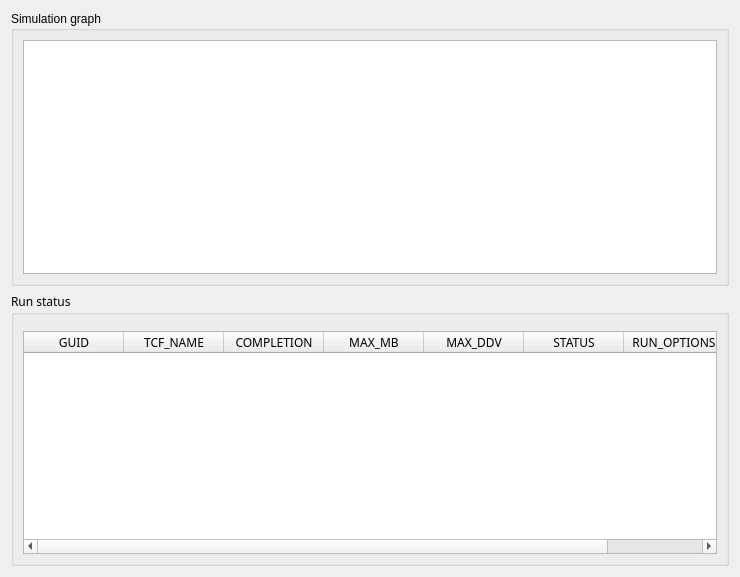
This is src/logit/runsummary/RunSummary_Widget.ui in ErmeviewEnvironmentalLtd/LogIT as Qt 5 draws it before an edit. The edited form follows.
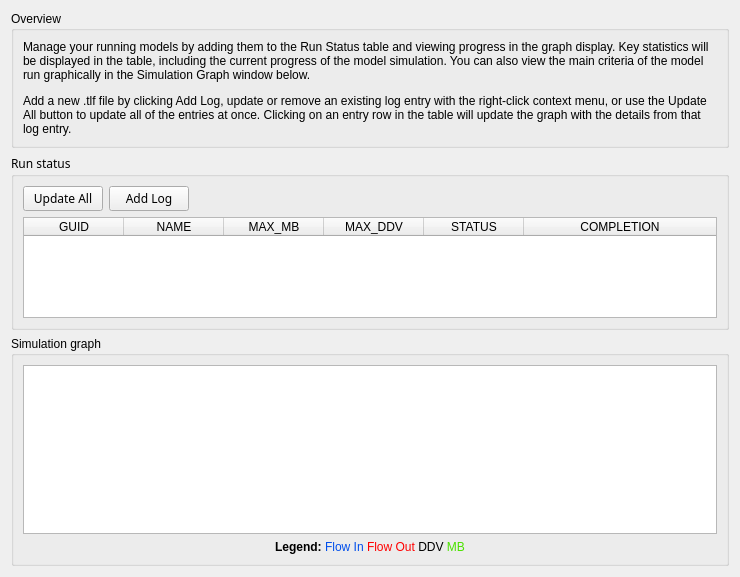
This is the edited form. Custom widgets are drawn as their Qt base class.

Commit message:
Basics of Run Summary tool now built.
Updated gitignore to not include temporary cache data
created by the tool.

Most of the key functionality is now there.

Needs a lot of work on error handling and catching edge cases.
Should probably put some tests together to check for this.

Need to add a menu item to the log to add to the tool. This
will also need an update of the database to add a LOGS entry
to the RUN table.

What changed in the file:
```diff
--- a/src/logit/runsummary/RunSummary_Widget.ui
+++ b/src/logit/runsummary/RunSummary_Widget.ui
@@ -15,19 +15,50 @@
   </property>
   <layout class="QVBoxLayout" name="verticalLayout_2">
    <item>
-    <widget class="QGroupBox" name="simGraphGroup">
+    <widget class="QGroupBox" name="overviewGroup">
+     <property name="minimumSize">
+      <size>
+       <width>0</width>
+       <height>100</height>
+      </size>
+     </property>
+     <property name="font">
+      <font>
+       <family>Arial</family>
+       <pointsize>9</pointsize>
+      </font>
+     </property>
      <property name="title">
-      <string>Simulation graph</string>
+      <string>Overview</string>
      </property>
-     <layout class="QVBoxLayout" name="verticalLayout">
+     <layout class="QVBoxLayout" name="verticalLayout_4">
       <item>
-       <widget class="PlotWidget" name="simGraphGraphics"/>
+       <widget class="QLabel" name="overviewLabel">
+        <property name="text">
+         <string>&lt;html&gt;&lt;head/&gt;&lt;body&gt;&lt;p&gt;Manage your running models by adding them to the Run Status table and viewing progress in the graph display. Key statistics will be displayed in the table, including the current progress of the model simulation. You can also view the main criteria of the model run graphically in the Simulation Graph window below.&lt;/p&gt;&lt;p&gt;Add a new .tlf file by clicking Add Log, update or remove an existing log entry with the right-click context menu, or use the Update All button to update all of the entries at once. Clicking on an entry row in the table will update the graph with the details from that log entry.&lt;/p&gt;&lt;/body&gt;&lt;/html&gt;</string>
+        </property>
+        <property name="wordWrap">
+         <bool>true</bool>
+        </property>
+       </widget>
       </item>
      </layout>
     </widget>
    </item>
    <item>
     <widget class="QGroupBox" name="runStatusGroup">
+     <property name="minimumSize">
+      <size>
+       <width>0</width>
+       <height>150</height>
+      </size>
+     </property>
+     <property name="maximumSize">
+      <size>
+       <width>16777215</width>
+       <height>200</height>
+      </size>
+     </property>
      <property name="font">
       <font>
        <family>Arial 12</family>
@@ -40,48 +71,146 @@
      <property name="title">
       <string>Run status</string>
      </property>
-     <layout class="QGridLayout" name="gridLayout_2">
-      <property name="topMargin">
-       <number>16</number>
-      </property>
-      <item row="0" column="0">
+     <layout class="QVBoxLayout" name="verticalLayout_3">
+      <item>
+       <layout class="QHBoxLayout" name="horizontalLayout">
+        <item>
+         <widget class="QPushButton" name="updateAllStatusButton">
+          <property name="text">
+           <string>Update All</string>
+          </property>
+         </widget>
+        </item>
+        <item>
+         <widget class="QPushButton" name="tlfAddButton">
+          <property name="minimumSize">
+           <size>
+            <width>80</width>
+            <height>0</height>
+           </size>
+          </property>
+          <property name="text">
+           <string>Add Log</string>
+          </property>
+         </widget>
+        </item>
+        <item>
+         <spacer name="horizontalSpacer_2">
+          <property name="orientation">
+           <enum>Qt::Horizontal</enum>
+          </property>
+          <property name="sizeHint" stdset="0">
+           <size>
+            <width>40</width>
+            <height>20</height>
+           </size>
+          </property>
+         </spacer>
+        </item>
+       </layout>
+      </item>
+      <item>
        <widget class="QTableWidget" name="runStatusTable">
+        <property name="minimumSize">
+         <size>
+          <width>0</width>
+          <height>0</height>
+         </size>
+        </property>
+        <attribute name="horizontalHeaderCascadingSectionResizes">
+         <bool>true</bool>
+        </attribute>
+        <attribute name="horizontalHeaderDefaultSectionSize">
+         <number>100</number>
+        </attribute>
+        <attribute name="horizontalHeaderMinimumSectionSize">
+         <number>50</number>
+        </attribute>
         <attribute name="horizontalHeaderStretchLastSection">
          <bool>true</bool>
         </attribute>
+        <attribute name="verticalHeaderDefaultSectionSize">
+         <number>20</number>
+        </attribute>
+        <attribute name="verticalHeaderMinimumSectionSize">
+         <number>20</number>
+        </attribute>
         <column>
          <property name="text">
           <string>GUID</string>
          </property>
-        </column>
-        <column>
-         <property name="text">
-          <string>TCF_NAME</string>
+         <property name="font">
+          <font>
+           <family>Arial</family>
+          </font>
          </property>
+         <property name="textAlignment">
+          <set>AlignHCenter|AlignVCenter|AlignCenter</set>
+         </property>
         </column>
         <column>
          <property name="text">
-          <string>COMPLETION</string>
+          <string>NAME</string>
+         </property>
+         <property name="font">
+          <font>
+           <family>Arial</family>
+          </font>
+         </property>
+         <property name="textAlignment">
+          <set>AlignHCenter|AlignVCenter|AlignCenter</set>
          </property>
         </column>
         <column>
          <property name="text">
           <string>MAX_MB</string>
          </property>
+         <property name="font">
+          <font>
+           <family>Arial</family>
+          </font>
+         </property>
+         <property name="textAlignment">
+          <set>AlignHCenter|AlignVCenter|AlignCenter</set>
+         </property>
         </column>
         <column>
          <property name="text">
           <string>MAX_DDV</string>
          </property>
+         <property name="font">
+          <font>
+           <family>Arial</family>
+          </font>
+         </property>
+         <property name="textAlignment">
+          <set>AlignHCenter|AlignVCenter|AlignCenter</set>
+         </property>
         </column>
         <column>
          <property name="text">
           <string>STATUS</string>
          </property>
+         <property name="font">
+          <font>
+           <family>Arial</family>
+          </font>
+         </property>
+         <property name="textAlignment">
+          <set>AlignHCenter|AlignVCenter|AlignCenter</set>
+         </property>
         </column>
         <column>
          <property name="text">
-          <string>RUN_OPTIONS</string>
+          <string>COMPLETION</string>
+         </property>
+         <property name="font">
+          <font>
+           <family>Arial</family>
+          </font>
+         </property>
+         <property name="textAlignment">
+          <set>AlignHCenter|AlignVCenter|AlignCenter</set>
          </property>
         </column>
        </widget>
@@ -89,6 +218,40 @@
      </layout>
     </widget>
    </item>
+   <item>
+    <widget class="QGroupBox" name="simGraphGroup">
+     <property name="minimumSize">
+      <size>
+       <width>0</width>
+       <height>175</height>
+      </size>
+     </property>
+     <property name="font">
+      <font>
+       <family>Arial</family>
+       <pointsize>9</pointsize>
+      </font>
+     </property>
+     <property name="title">
+      <string>Simulation graph</string>
+     </property>
+     <layout class="QVBoxLayout" name="verticalLayout">
+      <item>
+       <widget class="PlotWidget" name="simGraphGraphics"/>
+      </item>
+      <item>
+       <widget class="QLabel" name="legendLabel">
+        <property name="text">
+         <string>&lt;html&gt;&lt;head/&gt;&lt;body&gt;&lt;p&gt;&lt;span style=&quot; font-weight:600; color:#000000;&quot;&gt;Legend:&lt;/span&gt;&lt;span style=&quot; color:#004eeb;&quot;&gt;   Flow In&lt;/span&gt;&lt;span style=&quot; color:#ff0000;&quot;&gt;   Flow Out  &lt;/span&gt; DDV   &lt;span style=&quot; color:#4be100;&quot;&gt;MB&lt;/span&gt;&lt;/p&gt;&lt;/body&gt;&lt;/html&gt;</string>
+        </property>
+        <property name="alignment">
+         <set>Qt::AlignCenter</set>
+        </property>
+       </widget>
+      </item>
+     </layout>
+    </widget>
+   </item>
   </layout>
  </widget>
  <customwidgets>
```
The commit also changes 4 other files.
